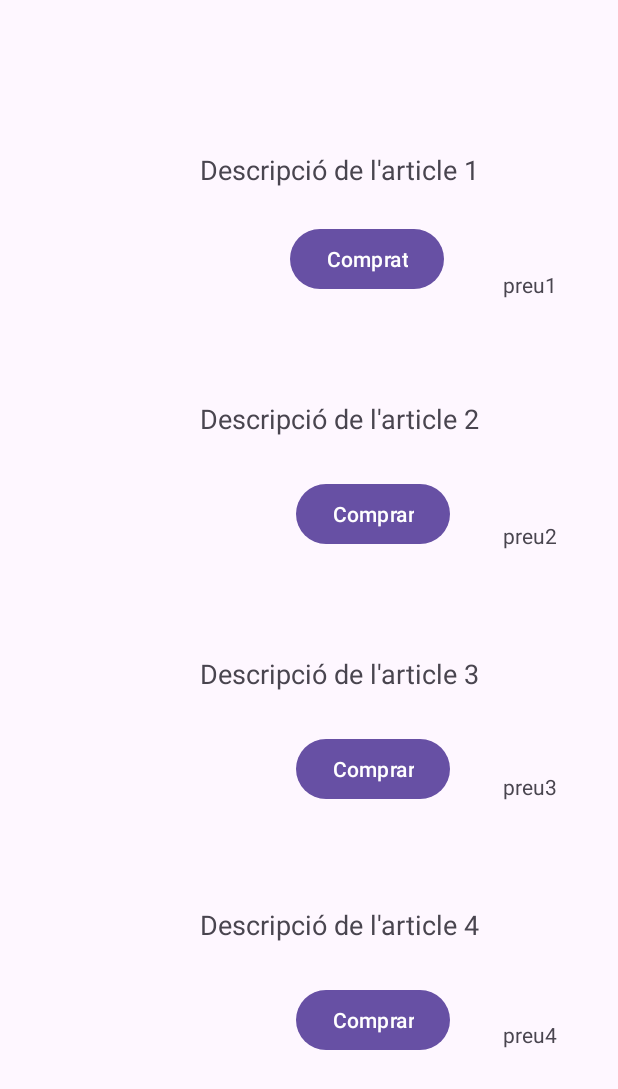
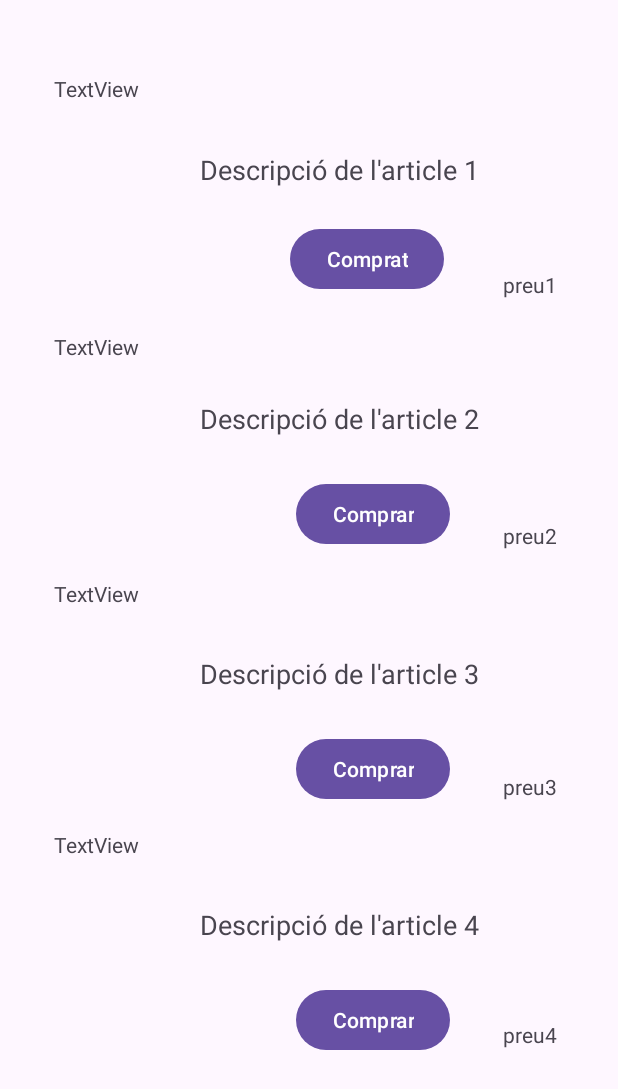
Before and after one commit to carlaaotero/Client_Android_DSA, an Android app: the layout activity_botiga.xml on its own in the app's theme, with its tools: preview values and no code run, on a phone screen of 412 x 824 dp. Shown: the top 1089 px of the screen. Run offline under Robolectric (Android 15) with nearby library versions, the phone set to English and light mode, and no system bars.

Commit message:
Versió5

```diff
--- a/app/src/main/AndroidManifest.xml
+++ b/app/src/main/AndroidManifest.xml
@@ -18,9 +18,13 @@
             android:theme="@style/Theme.Projecte_DSA">
             <intent-filter>
                 <action android:name="android.intent.action.MAIN" />
-
                 <category android:name="android.intent.category.LAUNCHER" />
             </intent-filter>
+        </activity>
+        <activity
+            android:name=".LoginActivity"
+            android:exported="true"
+            android:theme="@style/Theme.Projecte_DSA">
         </activity>
     </application>
 
--- a/app/src/main/java/dsa/projecte_dsa/Client.java
+++ b/app/src/main/java/dsa/projecte_dsa/Client.java
@@ -13,7 +13,7 @@ public interface Client {
         Call<Void> registre(@Body RegisterComp register);
         //Un usuari inicia sessió
         @POST("/login")
-        Call<Void> login(@Body LoginComp login);
+        Call<LoginComp> login(@Body LoginComp login);
         //Per auntenticar l'usuari
         @GET("/user")
         Call<Usuari> getUserDetails(@Header("Authorization") String credentials);
--- a/app/src/main/res/layout/activity_botiga.xml
+++ b/app/src/main/res/layout/activity_botiga.xml
@@ -186,5 +186,53 @@
         app:layout_constraintTop_toTopOf="parent"
         app:layout_constraintVertical_bias="0.845" />
 
+    <TextView
+        android:id="@+id/nom1"
+        android:layout_width="wrap_content"
+        android:layout_height="wrap_content"
+        android:text="TextView"
+        app:layout_constraintBottom_toBottomOf="parent"
+        app:layout_constraintEnd_toEndOf="parent"
+        app:layout_constraintHorizontal_bias="0.101"
+        app:layout_constraintStart_toStartOf="parent"
+        app:layout_constraintTop_toTopOf="parent"
+        app:layout_constraintVertical_bias="0.061" />
+
+    <TextView
+        android:id="@+id/nom2"
+        android:layout_width="wrap_content"
+        android:layout_height="wrap_content"
+        android:text="TextView"
+        app:layout_constraintBottom_toBottomOf="parent"
+        app:layout_constraintEnd_toEndOf="parent"
+        app:layout_constraintHorizontal_bias="0.101"
+        app:layout_constraintStart_toStartOf="parent"
+        app:layout_constraintTop_toTopOf="parent"
+        app:layout_constraintVertical_bias="0.275" />
+
+    <TextView
+        android:id="@+id/nom3"
+        android:layout_width="wrap_content"
+        android:layout_height="wrap_content"
+        android:text="TextView"
+        app:layout_constraintBottom_toBottomOf="parent"
+        app:layout_constraintEnd_toEndOf="parent"
+        app:layout_constraintHorizontal_bias="0.101"
+        app:layout_constraintStart_toStartOf="parent"
+        app:layout_constraintTop_toTopOf="parent"
+        app:layout_constraintVertical_bias="0.48" />
+
+    <TextView
+        android:id="@+id/nom4"
+        android:layout_width="wrap_content"
+        android:layout_height="wrap_content"
+        android:text="TextView"
+        app:layout_constraintBottom_toBottomOf="parent"
+        app:layout_constraintEnd_toEndOf="parent"
+        app:layout_constraintHorizontal_bias="0.101"
+        app:layout_constraintStart_toStartOf="parent"
+        app:layout_constraintTop_toTopOf="parent"
+        app:layout_constraintVertical_bias="0.688" />
+
 
 </androidx.constraintlayout.widget.ConstraintLayout>
```
Also changed, not shown: app/src/main/java/dsa/projecte_dsa/BotigaActivity.java (+35 -37 lines), app/src/main/java/dsa/projecte_dsa/LoginActivity.java (+97 -38 lines).
